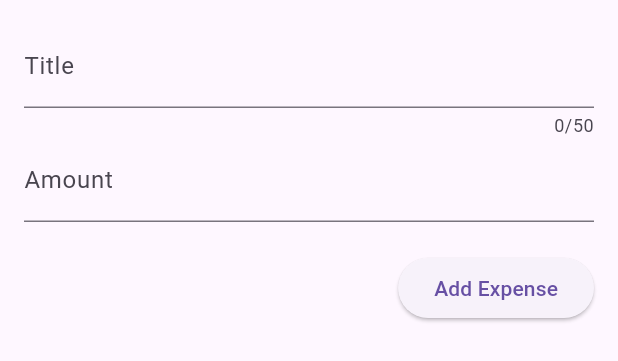
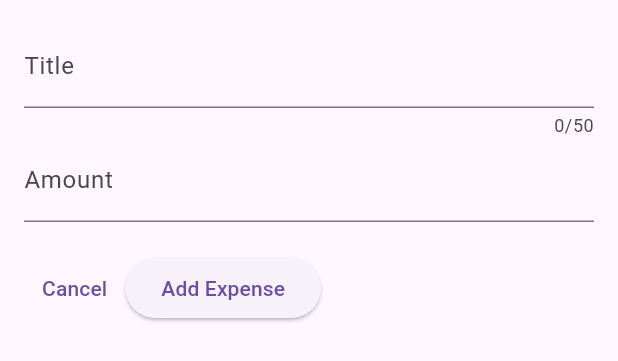
Before and after one commit to BenjaminChoron/expense_tracker, a Flutter app: the NewExpense widget shown alone on an empty page, opened directly, on a phone screen of 412 x 824 dp. Shown: the top 361 px of the screen. Run offline on Flutter 3.47's test engine with Material 3 defaults, Android fonts, the phone set to English and light mode, and no system bars.

Commit message:
🚧 Format inputs

```diff
--- a/lib/widgets/expenses.dart
+++ b/lib/widgets/expenses.dart
@@ -1,9 +1,8 @@
-import 'package:expense_tracker/widgets/new_expense.dart';
 import 'package:flutter/material.dart';
 
 import 'package:expense_tracker/models/expense.dart';
 import 'package:expense_tracker/widgets/expenses_list/expenses_list.dart';
-import 'package:flutter/widgets.dart';
+import 'package:expense_tracker/widgets/new_expense.dart';
 
 class Expenses extends StatefulWidget {
   const Expenses({super.key});
--- a/lib/widgets/expenses_list/expense_item.dart
+++ b/lib/widgets/expenses_list/expense_item.dart
@@ -1,7 +1,6 @@
 import 'package:flutter/material.dart';
 
 import 'package:expense_tracker/models/expense.dart';
-import 'package:flutter/widgets.dart';
 
 class ExpenseItem extends StatelessWidget {
   const ExpenseItem({super.key, required this.expense});
--- a/lib/widgets/new_expense.dart
+++ b/lib/widgets/new_expense.dart
@@ -8,6 +8,16 @@ class NewExpense extends StatefulWidget {
 }
 
 class _NewExpenseState extends State<NewExpense> {
+  final _titleController = TextEditingController();
+  final _amountController = TextEditingController();
+
+  @override
+  void dispose() {
+    _titleController.dispose();
+    _amountController.dispose();
+    super.dispose();
+  }
+
   @override
   Widget build(BuildContext context) {
     return Padding(
@@ -15,18 +25,32 @@ class _NewExpenseState extends State<NewExpense> {
       child: Column(
         crossAxisAlignment: CrossAxisAlignment.end,
         children: [
-          const TextField(
+          TextField(
+            controller: _titleController,
             maxLength: 50,
-            decoration: InputDecoration(labelText: 'Title'),
+            decoration: const InputDecoration(labelText: 'Title'),
           ),
-          const TextField(
-            decoration: InputDecoration(labelText: 'Amount'),
+          TextField(
+            controller: _amountController,
+            keyboardType: TextInputType.number,
+            decoration: const InputDecoration(
+              labelText: 'Amount',
+              suffixText: '€',
+            ),
           ),
           const SizedBox(height: 20),
-          ElevatedButton(
-            onPressed: () {},
-            child: const Text('Add Expense'),
-          ),
+          Row(
+            children: [
+              TextButton(
+                onPressed: () {},
+                child: const Text('Cancel'),
+              ),
+              ElevatedButton(
+                onPressed: () {},
+                child: const Text('Add Expense'),
+              ),
+            ],
+          )
         ],
       ),
     );
```
